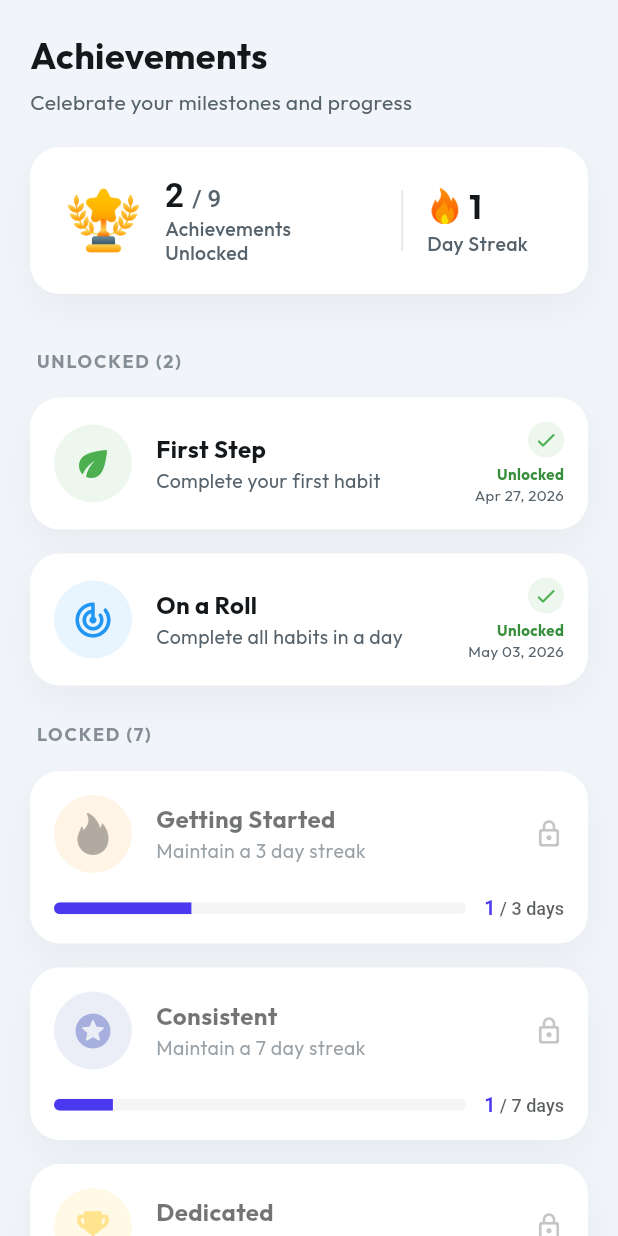
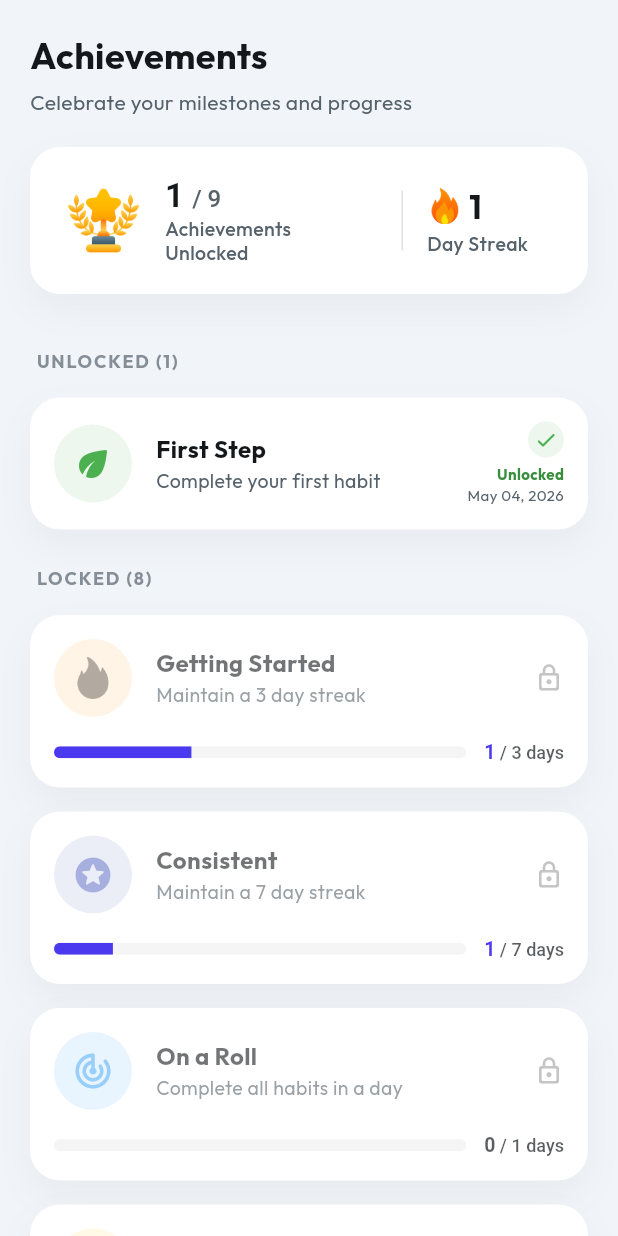
Before and after one commit to SurajChaurasia84/Level-Up, a Flutter app: the AchievementsScreen screen opened directly, on a phone screen of 412 x 824 dp. Run offline on Flutter 3.47's test engine with Material 3 defaults, Android fonts, the phone set to English and light mode, and no system bars; our stand-ins replace google_fonts, image_cropper, image_picker, shared_preferences; accounts and stored records are empty.

Commit message:
feat: update Achievements screen with new logic integration

```diff
--- a/lib/screens/achievements_screen.dart
+++ b/lib/screens/achievements_screen.dart
@@ -15,7 +15,7 @@ class AchievementsScreen extends StatelessWidget {
       body: SafeArea(
         child: Consumer<HabitProvider>(
           builder: (context, provider, child) {
-            final achievements = _getAchievements(provider);
+            final achievements = _getAchievements(provider, provider.unlockedAchievementDates);
             final unlocked = achievements.where((a) => a.isUnlocked).toList();
             final locked = achievements.where((a) => !a.isUnlocked).toList();
 
@@ -347,13 +347,9 @@ class AchievementsScreen extends StatelessWidget {
     );
   }
 
-  List<Achievement> _getAchievements(HabitProvider provider) {
+  List<Achievement> _getAchievements(HabitProvider provider, Map<String, DateTime> unlockedDates) {
     final streak = provider.currentGlobalStreak;
     final total = provider.totalCompletedCount;
-
-    // Mocking some dates for unlocked ones
-    final yesterday = DateTime.now().subtract(const Duration(days: 1));
-    final lastWeek = DateTime.now().subtract(const Duration(days: 7));
 
     return [
       Achievement(
@@ -366,7 +362,7 @@ class AchievementsScreen extends StatelessWidget {
         progress: total,
         target: 1,
         unit: "",
-        unlockedDate: lastWeek,
+        unlockedDate: unlockedDates["first_step"],
       ),
       Achievement(
         id: "getting_started",
@@ -377,7 +373,7 @@ class AchievementsScreen extends StatelessWidget {
         isUnlocked: streak >= 3,
         progress: streak,
         target: 3,
-        unlockedDate: yesterday,
+        unlockedDate: unlockedDates["getting_started"],
       ),
       Achievement(
         id: "consistent",
@@ -388,7 +384,7 @@ class AchievementsScreen extends StatelessWidget {
         isUnlocked: streak >= 7,
         progress: streak,
         target: 7,
-        unlockedDate: DateTime.now(),
+        unlockedDate: unlockedDates["consistent"],
       ),
       Achievement(
         id: "on_a_roll",
@@ -396,10 +392,10 @@ class AchievementsScreen extends StatelessWidget {
         description: "Complete all habits in a day",
         icon: Icons.track_changes_rounded,
         color: Colors.blue,
-        isUnlocked: true, // Mocked
-        progress: 1,
+        isUnlocked: unlockedDates.containsKey("on_a_roll"),
+        progress: unlockedDates.containsKey("on_a_roll") ? 1 : 0,
         target: 1,
-        unlockedDate: yesterday,
+        unlockedDate: unlockedDates["on_a_roll"],
       ),
       Achievement(
         id: "dedicated",
@@ -411,7 +407,7 @@ class AchievementsScreen extends StatelessWidget {
         progress: total,
         target: 50,
         unit: "",
-        unlockedDate: total >= 50 ? DateTime.now() : null,
+        unlockedDate: unlockedDates["dedicated"],
       ),
       Achievement(
         id: "week_warrior",
@@ -422,7 +418,7 @@ class AchievementsScreen extends StatelessWidget {
         isUnlocked: streak >= 7,
         progress: streak,
         target: 7,
-        unlockedDate: streak >= 7 ? DateTime.now() : null,
+        unlockedDate: unlockedDates["week_warrior"],
       ),
       Achievement(
         id: "unstoppable",
@@ -433,6 +429,7 @@ class AchievementsScreen extends StatelessWidget {
         isUnlocked: streak >= 30,
         progress: streak,
         target: 30,
+        unlockedDate: unlockedDates["unstoppable"],
       ),
       Achievement(
         id: "habit_master",
@@ -444,6 +441,7 @@ class AchievementsScreen extends StatelessWidget {
         progress: total,
         target: 100,
         unit: "",
+        unlockedDate: unlockedDates["habit_master"],
       ),
       Achievement(
         id: "legend",
@@ -454,6 +452,7 @@ class AchievementsScreen extends StatelessWidget {
         isUnlocked: streak >= 100,
         progress: streak,
         target: 100,
+        unlockedDate: unlockedDates["legend"],
       ),
     ];
   }
```
